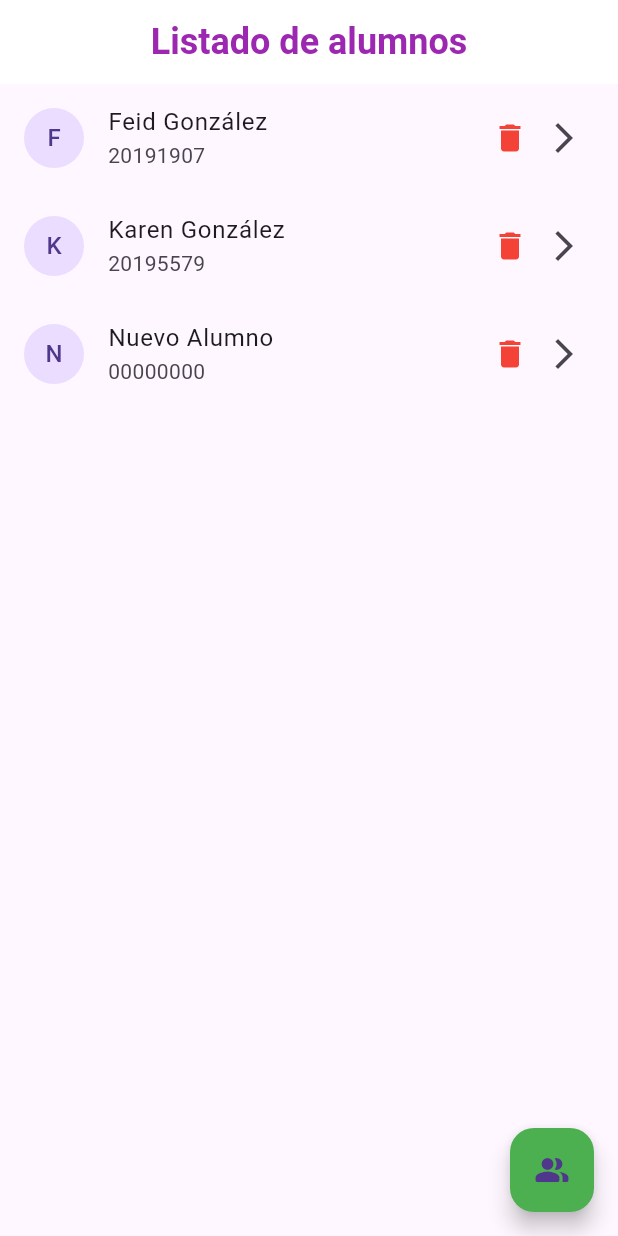
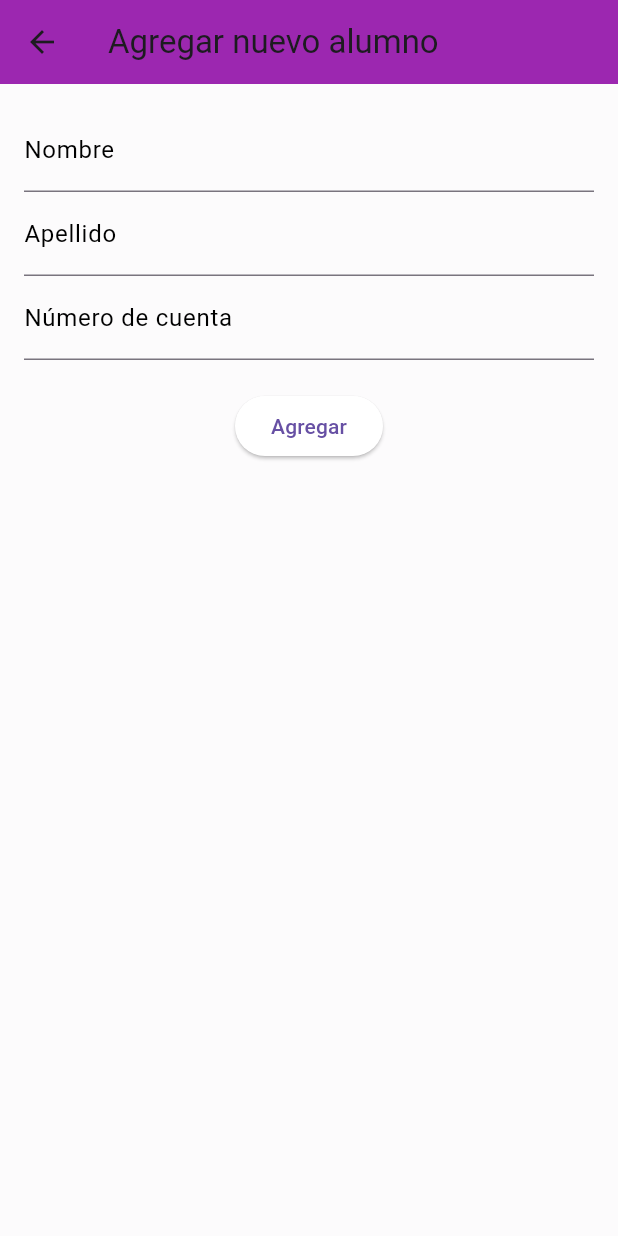
Before and after one commit to karen444777/app2, a Flutter app: the screen it shows after launch, after a tap on the "people alt" icon, on a phone screen of 412 x 824 dp. Run offline on Flutter 3.47's test engine with Material 3 defaults, Android fonts, the phone set to English and light mode, and no system bars.

Commit message:
main.dart

```diff
--- a/lib/main.dart
+++ b/lib/main.dart
@@ -26,14 +26,25 @@ class _HomeState extends State<Home> {
   // Lista de personas
   List<Persona> _persona = [
     Persona('Feid', 'González', '20191907'),
-    Persona('Karen', 'González', '20195579'),
+    Persona('Janet', 'Mancilla', '2019300603'),
+    Persona('Karen', 'González', '20190701'),
+
   ];
 
-  // Función para agregar una persona
-  void _agregarPersona() {
-    setState(() {
-      _persona.add(Persona('Nuevo', 'Alumno', '00000000')); // Agrega la misma persona por ahora
-    });
+  // Función para abrir la pantalla de agregar persona
+  void _agregarPersona() async {
+    final nuevaPersona = await Navigator.push(
+      context,
+      MaterialPageRoute(
+        builder: (context) => AgregarPersona(),
+      ),
+    );
+
+    if (nuevaPersona != null) {
+      setState(() {
+        _persona.add(nuevaPersona); // Agregar la persona nueva a la lista
+      });
+    }
   }
 
   // Función para borrar una persona
@@ -50,12 +61,12 @@ class _HomeState extends State<Home> {
         title: const Text(
           'Listado de alumnos',
           style: TextStyle(
-            color: Colors.purple,
+            color: Colors.black, // Color del texto negro
             fontSize: 24,
             fontWeight: FontWeight.bold,
           ),
         ),
-        backgroundColor: Colors.white,
+        backgroundColor: Colors.blue, // Color de fondo azul
         centerTitle: true,
       ),
       floatingActionButton: FloatingActionButton(
@@ -89,6 +100,7 @@ class _HomeState extends State<Home> {
   }
 }
 
+// Clase Persona
 class Persona {
   String nombre;
   String apellido;
@@ -96,3 +108,101 @@ class Persona {
 
   Persona(this.nombre, this.apellido, this.cuenta);
 }
+
+// Pantalla para agregar una nueva persona
+class AgregarPersona extends StatefulWidget {
+  @override
+  _AgregarPersonaState createState() => _AgregarPersonaState();
+}
+
+class _AgregarPersonaState extends State<AgregarPersona> {
+  final _formKey = GlobalKey<FormState>();
+
+  String _nombre = '';
+  String _apellido = '';
+  String _cuenta = '';
+
+  // Función para manejar el envío del formulario
+  void _submitForm() {
+    if (_formKey.currentState!.validate()) {
+      _formKey.currentState!.save();
+
+      final nuevaPersona = Persona(_nombre, _apellido, _cuenta);
+      Navigator.of(context).pop(nuevaPersona); // Regresamos la nueva persona a la pantalla anterior
+    }
+  }
+
+  @override
+  Widget build(BuildContext context) {
+    return Scaffold(
+      appBar: AppBar(
+        title: Text('Agregar nuevo alumno'),
+        backgroundColor: Colors.purple, // Color de fondo
+      ),
+      body: Container(
+        color: const Color.fromARGB(255, 252, 251, 252), // Fondo morado claro
+        padding: const EdgeInsets.all(16.0),
+        child: Form(
+          key: _formKey,
+          child: Column(
+            children: [
+              TextFormField(
+                decoration: InputDecoration(
+                  labelText: 'Nombre',
+                  labelStyle: TextStyle(color: Colors.black), // Texto en negro
+                ),
+                validator: (value) {
+                  if (value!.isEmpty) {
+                    return 'Por favor ingresa el nombre';
+                  }
+                  return null;
+                },
+                onSaved: (value) {
+                  _nombre = value!;
+                },
+              ),
+              TextFormField(
+                decoration: InputDecoration(
+                  labelText: 'Apellido',
+                  labelStyle: TextStyle(color: Colors.black), // Texto en negro
+                ),
+                validator: (value) {
+                  if (value!.isEmpty) {
+                    return 'Por favor ingresa el apellido';
+                  }
+                  return null;
+                },
+                onSaved: (value) {
+                  _apellido = value!;
+                },
+              ),
+              TextFormField(
+                decoration: InputDecoration(
+                  labelText: 'Número de cuenta',
+                  labelStyle: TextStyle(color: Colors.black), // Texto en negro
+                ),
+                validator: (value) {
+                  if (value!.isEmpty) {
+                    return 'Por favor ingresa el número de cuenta';
+                  }
+                  return null;
+                },
+                onSaved: (value) {
+                  _cuenta = value!;
+                },
+              ),
+              SizedBox(height: 20),
+              ElevatedButton(
+                onPressed: _submitForm,
+                child: Text('Agregar'),
+                style: ElevatedButton.styleFrom(
+                  backgroundColor: const Color.fromARGB(255, 255, 255, 255),
+                ),
+              ),
+            ],
+          ),
+        ),
+      ),
+    );
+  }
+}
```
